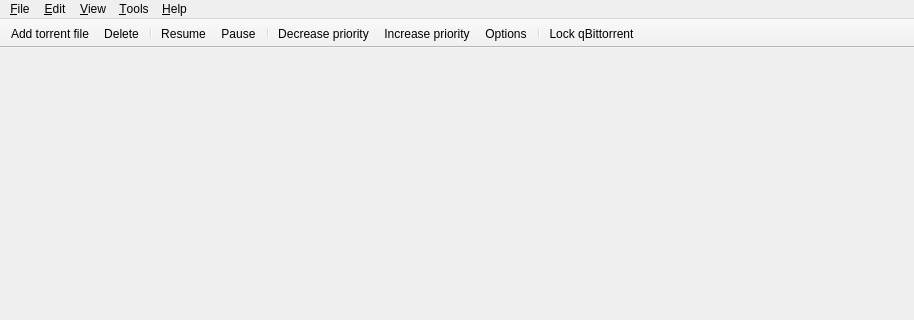
Above: src/mainwindow.ui from SysAdminDoc/qBittorrent-Vanced before the change; both pictures show x 0 to 914 and y 0 to 320 of the 914 by 563 pixel window. Below: the same form after it.
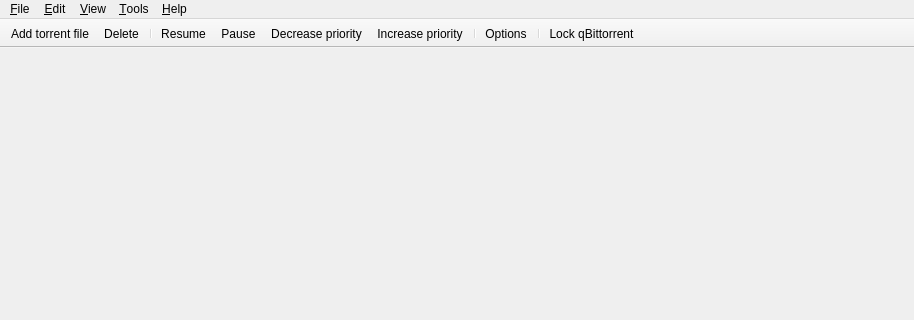
That is the form after the change. Icons and pictures are not drawn.

Commit message: Fix priority up/down separators

The edit to the form file:
```diff
--- a/src/mainwindow.ui
+++ b/src/mainwindow.ui
@@ -127,9 +127,9 @@
    <addaction name="separator"/>
    <addaction name="actionStart"/>
    <addaction name="actionPause"/>
-   <addaction name="separator"/>
    <addaction name="actionDecreasePriority"/>
    <addaction name="actionIncreasePriority"/>
+   <addaction name="separator"/>
    <addaction name="actionOptions"/>
    <addaction name="separator"/>
    <addaction name="actionLock_qBittorrent"/>
```
Left out of the diff: 6 changed lines with no effect on the pictures. The commit also changes 2 other files.
